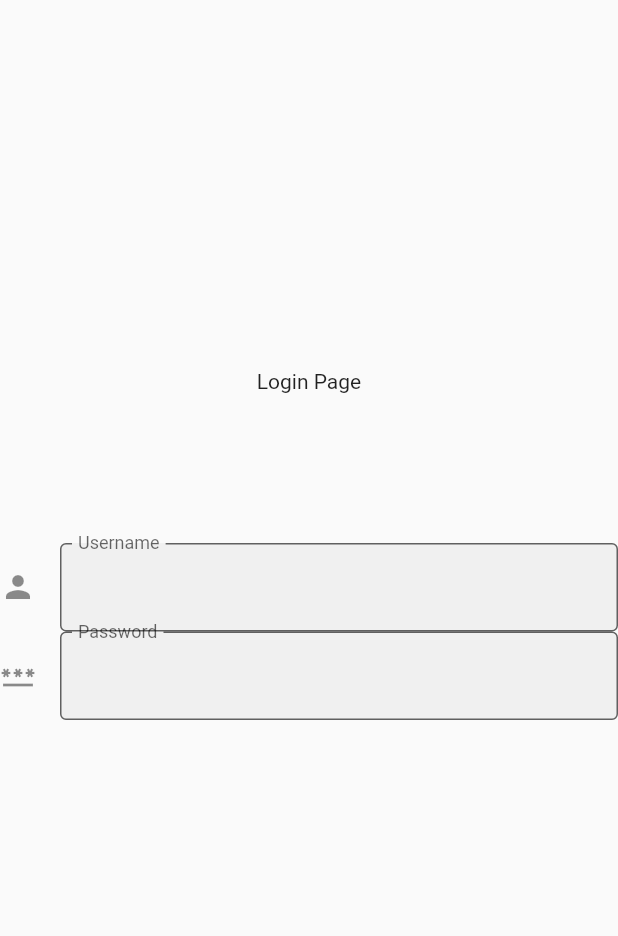
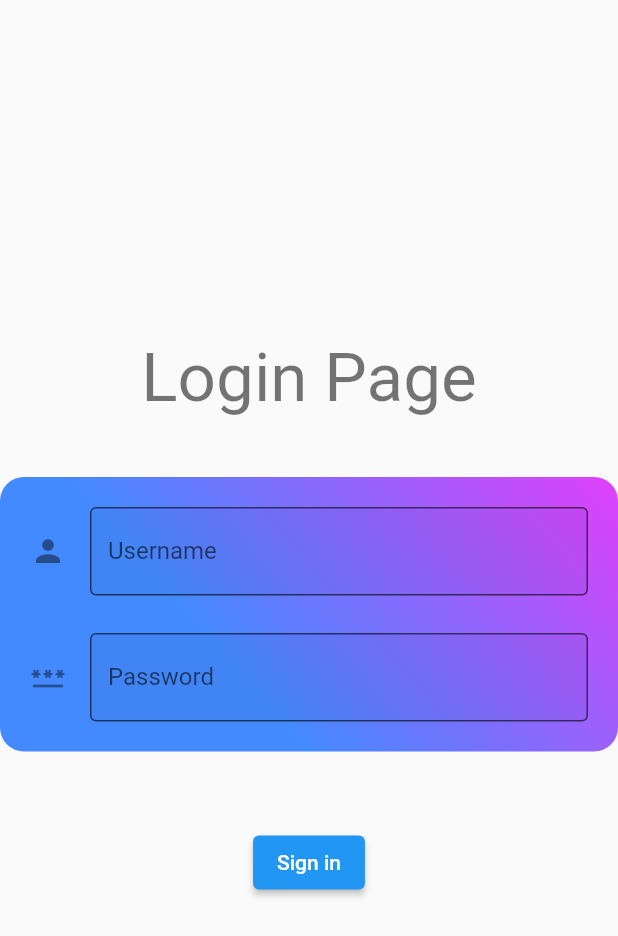
Before and after one commit to AhmedA1559/dailyui, a Flutter app: the screen it shows after launch, on a phone screen of 412 x 824 dp. Shown: the top 936 px of the screen. Run offline on Flutter 3.47's test engine with Material 2 defaults, Android fonts, the phone set to English and light mode, and no system bars.

Commit message:
Add first UI design (login page)

```diff
--- a/lib/dailyui/pages/login_page.dart
+++ b/lib/dailyui/pages/login_page.dart
@@ -10,29 +10,51 @@ class LoginPage extends StatelessWidget {
         mainAxisAlignment: MainAxisAlignment.center,
         crossAxisAlignment: CrossAxisAlignment.center,
         children: [
-          const Text('Login Page'),
-          const SizedBox(height: 100),
-          const TextField(
+          Text('Login Page', style: Theme.of(context).textTheme.displaySmall,),
+          const SizedBox(height: 40),
+          Container(
+            width: 500,
+            padding: EdgeInsets.all(20),
+            decoration: const BoxDecoration(
+                gradient: LinearGradient(
+                  begin: Alignment.topRight,
+                  end: Alignment.bottomCenter,
+                  colors: [
+                    Colors.purpleAccent,
+                    Colors.blueAccent,
+                  ],
+                ),
+              borderRadius: BorderRadius.all(Radius.circular(16))
+            ),
+            child: Column(
+              children: const [
+                TextField(
                   decoration: InputDecoration(
                       border: OutlineInputBorder(),
                       icon: Icon(Icons.person),
                       filled: true,
                       labelText: 'Username',
-                floatingLabelBehavior: FloatingLabelBehavior.always),
+                      floatingLabelBehavior: FloatingLabelBehavior.auto),
                 ),
-          const TextField(
+                SizedBox(height: 25),
+                TextField(
                   decoration: InputDecoration(
                       border: OutlineInputBorder(),
                       icon: Icon(Icons.password),
                       filled: true,
                       labelText: 'Password',
-                floatingLabelBehavior: FloatingLabelBehavior.always),
+                      floatingLabelBehavior: FloatingLabelBehavior.auto),
+                ),
+              ],
+            ),
           ),
           const SizedBox(
             height: 50,
           ),
-          MaterialButton(
-            onPressed: () {},
+          ButtonTheme(
+            child: ElevatedButton(
+              onPressed: () {}, child: Text('Sign in'),
+            ),
           )
         ],
       ),
```
Also changed, not shown: pubspec.lock. Lines whose indentation alone changed are shown as unchanged.
